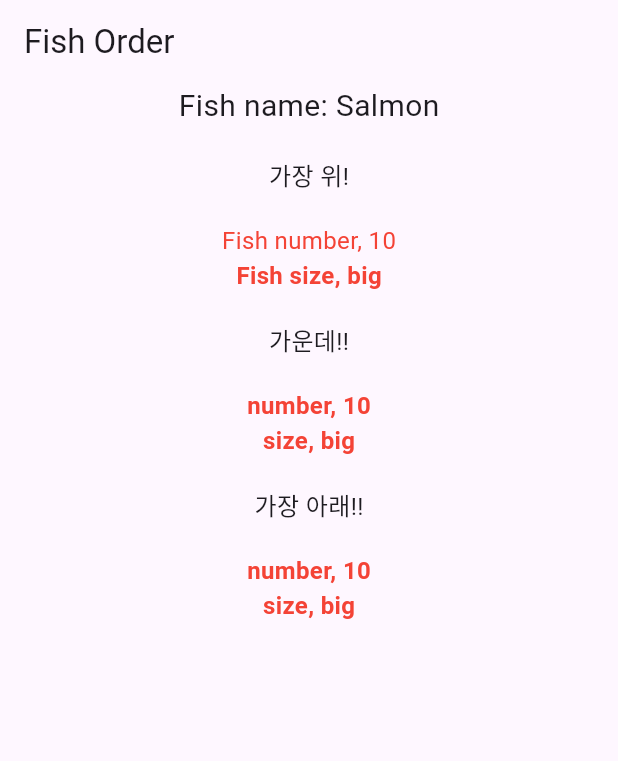
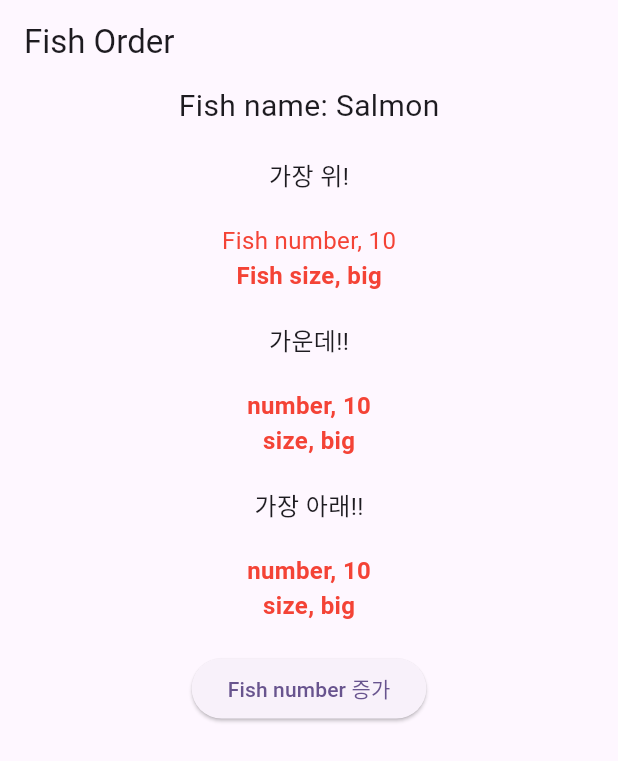
Before and after one commit to 6UNHEE/provider_ex, a Flutter app: the screen it shows after launch, on a phone screen of 412 x 824 dp. Shown: the top 761 px of the screen. Run offline on Flutter 3.47's test engine with Material 3 defaults, Android fonts, the phone set to English and light mode, and no system bars.

```diff
--- a/lib/main.dart
+++ b/lib/main.dart
@@ -6,7 +6,7 @@ import 'screens/fish_order.dart';
 
 void main() {
   runApp(
-    Provider(
+    ChangeNotifierProvider(
       create: (context) => FishModel(name: 'Salmon', number: 10, size: 'big'),
       child: const MyApp(),
     ),
--- a/lib/models/fish_model.dart
+++ b/lib/models/fish_model.dart
@@ -1,6 +1,8 @@
-class FishModel {
+import 'package:flutter/material.dart';
+
+class FishModel with ChangeNotifier {
   final String name;
-  final int number;
+  int number;
   final String size;
 
   FishModel({
@@ -8,4 +10,9 @@ class FishModel {
     required this.number,
     required this.size,
   });
+
+  void changeFishNumber() {
+    number++;
+    notifyListeners();
+  }
 }
--- a/lib/screens/widgets/spicy/spicy_c.dart
+++ b/lib/screens/widgets/spicy/spicy_c.dart
@@ -22,6 +22,12 @@ class SpicyC extends StatelessWidget {
         const SizedBox(
           height: 20,
         ),
+        ElevatedButton(
+          onPressed: () {
+            Provider.of<FishModel>(context, listen: false).changeFishNumber();
+          },
+          child: const Text('Fish number 증가'),
+        ),
       ],
     );
   }
```
